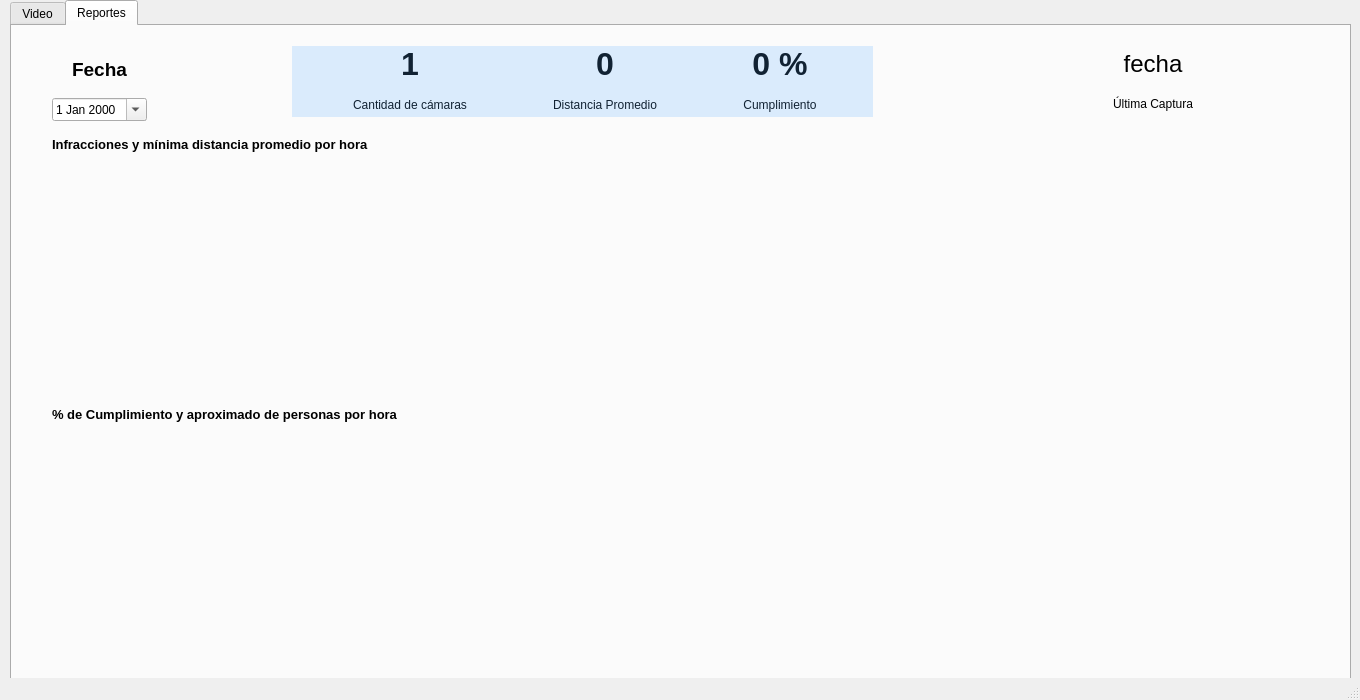
Old version of the form functions/interface.ui in the repository andatogua/DistanceDetection.
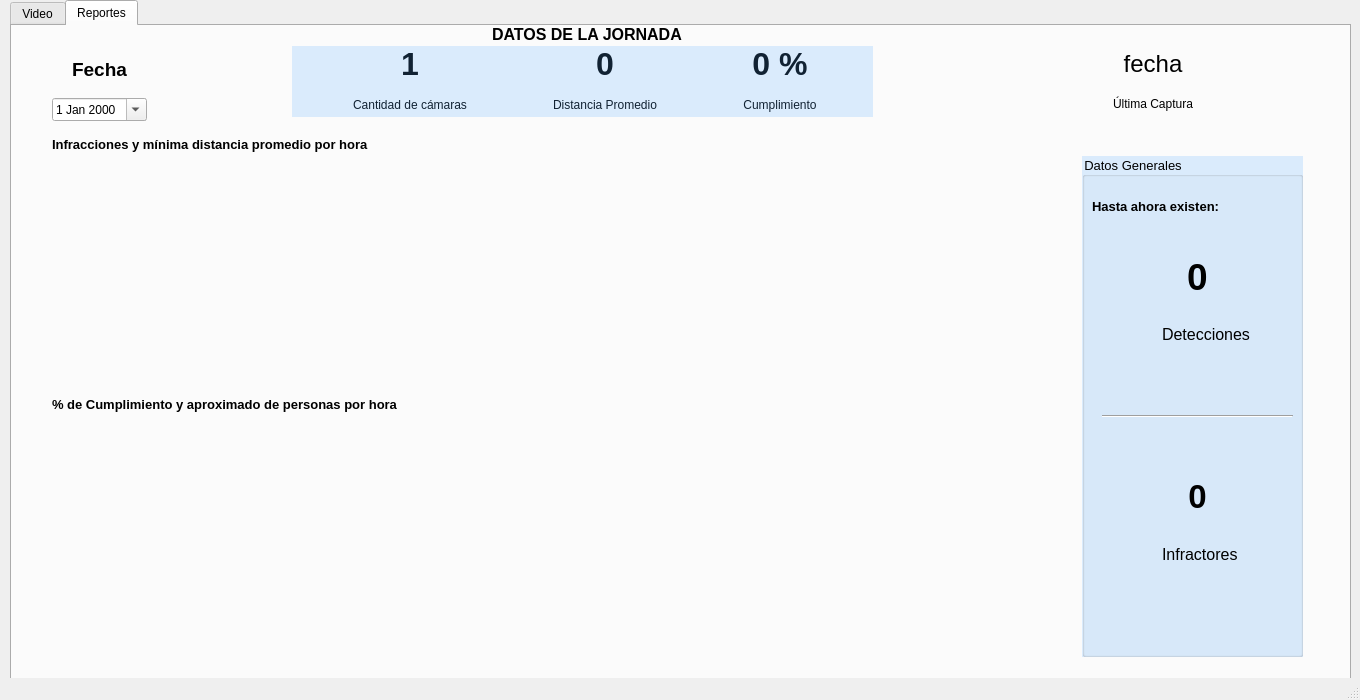
New version of the form. The open tabs and pages were chosen to show the change. Icons and pictures are not drawn.

Patch:
```diff
--- a/functions/interface.ui
+++ b/functions/interface.ui
@@ -111,7 +111,7 @@
       <property name="geometry">
        <rect>
         <x>40</x>
-        <y>380</y>
+        <y>370</y>
         <width>371</width>
         <height>16</height>
        </rect>
@@ -377,10 +377,10 @@
      <widget class="QWidget" name="gridLayoutWidget">
       <property name="geometry">
        <rect>
-        <x>10</x>
+        <x>0</x>
         <y>130</y>
-        <width>1311</width>
-        <height>241</height>
+        <width>1061</width>
+        <height>231</height>
        </rect>
       </property>
       <layout class="QGridLayout" name="gridLayout"/>
@@ -388,14 +388,188 @@
      <widget class="QWidget" name="gridLayoutWidget_2">
       <property name="geometry">
        <rect>
-        <x>10</x>
-        <y>400</y>
-        <width>1311</width>
-        <height>251</height>
+        <x>0</x>
+        <y>390</y>
+        <width>1061</width>
+        <height>241</height>
        </rect>
       </property>
       <layout class="QGridLayout" name="gridLayout_2"/>
      </widget>
+     <widget class="QGroupBox" name="groupBox">
+      <property name="geometry">
+       <rect>
+        <x>1070</x>
+        <y>130</y>
+        <width>221</width>
+        <height>501</height>
+       </rect>
+      </property>
+      <property name="font">
+       <font>
+        <pointsize>10</pointsize>
+       </font>
+      </property>
+      <property name="styleSheet">
+       <string notr="true">background-color:  rgba(85, 170, 255,0.2);</string>
+      </property>
+      <property name="title">
+       <string>Datos Generales</string>
+      </property>
+      <widget class="QLabel" name="label_7">
+       <property name="geometry">
+        <rect>
+         <x>10</x>
+         <y>40</y>
+         <width>141</width>
+         <height>21</height>
+        </rect>
+       </property>
+       <property name="font">
+        <font>
+         <pointsize>10</pointsize>
+         <weight>75</weight>
+         <bold>true</bold>
+        </font>
+       </property>
+       <property name="styleSheet">
+        <string notr="true">background: transparent</string>
+       </property>
+       <property name="text">
+        <string>Hasta ahora existen:</string>
+       </property>
+      </widget>
+      <widget class="QLabel" name="lblTotalDet">
+       <property name="geometry">
+        <rect>
+         <x>30</x>
+         <y>90</y>
+         <width>171</width>
+         <height>61</height>
+        </rect>
+       </property>
+       <property name="font">
+        <font>
+         <pointsize>28</pointsize>
+         <weight>75</weight>
+         <bold>true</bold>
+        </font>
+       </property>
+       <property name="styleSheet">
+        <string notr="true">background: transparent</string>
+       </property>
+       <property name="text">
+        <string>0</string>
+       </property>
+       <property name="alignment">
+        <set>Qt::AlignCenter</set>
+       </property>
+      </widget>
+      <widget class="QLabel" name="label_13">
+       <property name="geometry">
+        <rect>
+         <x>80</x>
+         <y>170</y>
+         <width>91</width>
+         <height>16</height>
+        </rect>
+       </property>
+       <property name="font">
+        <font>
+         <pointsize>12</pointsize>
+        </font>
+       </property>
+       <property name="styleSheet">
+        <string notr="true">background: transparent</string>
+       </property>
+       <property name="text">
+        <string>Detecciones</string>
+       </property>
+      </widget>
+      <widget class="QLabel" name="lblTotalInf">
+       <property name="geometry">
+        <rect>
+         <x>30</x>
+         <y>310</y>
+         <width>171</width>
+         <height>61</height>
+        </rect>
+       </property>
+       <property name="font">
+        <font>
+         <pointsize>25</pointsize>
+         <weight>75</weight>
+         <bold>true</bold>
+        </font>
+       </property>
+       <property name="styleSheet">
+        <string notr="true">background: transparent</string>
+       </property>
+       <property name="text">
+        <string>0</string>
+       </property>
+       <property name="alignment">
+        <set>Qt::AlignCenter</set>
+       </property>
+      </widget>
+      <widget class="QLabel" name="label_15">
+       <property name="geometry">
+        <rect>
+         <x>80</x>
+         <y>390</y>
+         <width>91</width>
+         <height>16</height>
+        </rect>
+       </property>
+       <property name="font">
+        <font>
+         <pointsize>12</pointsize>
+        </font>
+       </property>
+       <property name="styleSheet">
+        <string notr="true">background: transparent</string>
+       </property>
+       <property name="text">
+        <string>Infractores</string>
+       </property>
+      </widget>
+      <widget class="Line" name="line">
+       <property name="geometry">
+        <rect>
+         <x>20</x>
+         <y>250</y>
+         <width>191</width>
+         <height>20</height>
+        </rect>
+       </property>
+       <property name="styleSheet">
+        <string notr="true">background-color: rgba()</string>
+       </property>
+       <property name="orientation">
+        <enum>Qt::Horizontal</enum>
+       </property>
+      </widget>
+     </widget>
+     <widget class="QLabel" name="label_12">
+      <property name="geometry">
+       <rect>
+        <x>480</x>
+        <y>0</y>
+        <width>241</width>
+        <height>16</height>
+       </rect>
+      </property>
+      <property name="font">
+       <font>
+        <pointsize>12</pointsize>
+        <weight>75</weight>
+        <bold>true</bold>
+       </font>
+      </property>
+      <property name="text">
+       <string>DATOS DE LA JORNADA</string>
+      </property>
+     </widget>
      <zorder>layoutWidget</zorder>
      <zorder>label_10</zorder>
      <zorder>label_11</zorder>
```
Left out of the diff: 15 changed lines with no effect on the pictures.
